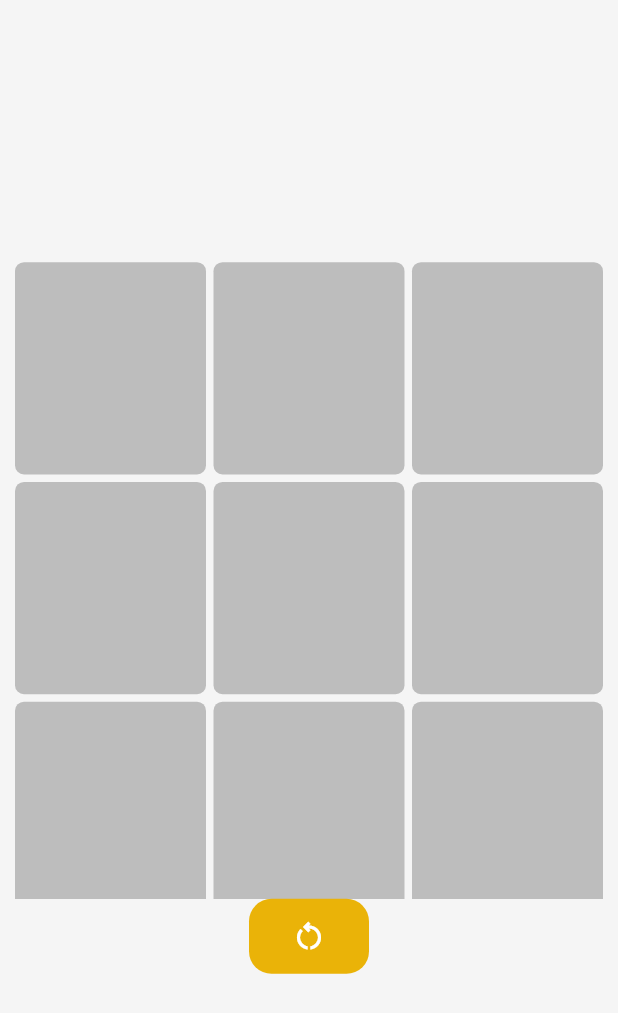
After one commit to Adiii1436/DevTools, a Flutter app: the MyGames screen opened directly, after a tap on "TicTacToe", on a phone screen of 412 x 824 dp. The commit adds this screen. Shown: the top 1013 px of the screen. Run offline on Flutter 3.47's test engine with Material 2 defaults, Android fonts, the phone set to English and light mode, and no system bars; our stand-ins replace cached_network_image, cloud_firestore, firebase_core, google_fonts, math_expressions, velocity_x and 1 more; missing offline and left inert: cloud_firestore_web, firebase_analytics_web, firebase_auth_web, firebase_core_web, firebase_database_web, horizontal_picker and 1 more; accounts and stored records are empty; network calls fail.

Commit message:
completed tictactoe

```diff
--- /dev/null
+++ b/lib/Pages/games_page/games_model.dart
@@ -0,0 +1,19 @@
+// ignore_for_file: public_member_api_docs, sort_constructors_first
+class GamesModel {
+  String gameName;
+  String img;
+
+  GamesModel({
+    required this.gameName,
+    required this.img,
+  });
+
+  static List<GamesModel> generateGames() {
+    return [
+      GamesModel(
+          gameName: 'TicTacToe',
+          img:
+              'https://img.freepik.com/free-vector/hands-holding-pencils-play-tic-tac-toe-people-drawing-crosses-noughts-simple-game-children-flat-vector-illustration-strategy-concept-banner-website-design-landing-web-page_74855-24786.jpg?w=740&t=st=1657036004~exp=1657036604~hmac=b6873b62aba269bf79983e9d1bfa0b7af45100bd5ca1c609cb40bf6f149cb3f6')
+    ];
+  }
+}
--- /dev/null
+++ b/lib/Pages/games_page/games_page.dart
@@ -0,0 +1,59 @@
+import 'package:cached_network_image/cached_network_image.dart';
+import 'package:devtools/Pages/games_page/games_model.dart';
+import 'package:devtools/Pages/games_page/tictactoe.dart';
+import 'package:flutter/material.dart';
+
+class MyGames extends StatelessWidget {
+  MyGames({Key? key}) : super(key: key);
+  final games = GamesModel.generateGames();
+
+  @override
+  Widget build(BuildContext context) {
+    return Scaffold(
+        body: SafeArea(
+      child: Container(
+          padding: const EdgeInsets.all(15),
+          child: GridView.builder(
+              itemCount: games.length,
+              physics: const BouncingScrollPhysics(),
+              gridDelegate: const SliverGridDelegateWithFixedCrossAxisCount(
+                  crossAxisCount: 2,
+                  mainAxisSpacing: 8,
+                  crossAxisSpacing: 8,
+                  childAspectRatio: 0.90 / 1),
+              itemBuilder: (context, index) {
+                // print(index);
+                return InkWell(
+                  onTap: () {
+                    if (games[index].gameName == 'TicTacToe') {
+                      Navigator.push(
+                          context,
+                          MaterialPageRoute(
+                              builder: (context) => const TicTacToePage()));
+                    }
+                  },
+                  child: Container(
+                    clipBehavior: Clip.antiAlias,
+                    decoration: BoxDecoration(
+                        color: Colors.grey[600],
+                        borderRadius: BorderRadius.circular(13)),
+                    child: Column(children: [
+                      CachedNetworkImage(
+                        imageUrl: games[index].img,
+                        fit: BoxFit.cover,
+                      ),
+                      const SizedBox(height: 5),
+                      Text(
+                        games[index].gameName,
+                        style: const TextStyle(
+                            fontSize: 20,
+                            fontWeight: FontWeight.bold,
+                            color: Colors.white),
+                      )
+                    ]),
+                  ),
+                );
+              })),
+    ));
+  }
+}
--- /dev/null
+++ b/lib/Pages/games_page/tictactoe.dart
@@ -0,0 +1,159 @@
+import 'package:devtools/widgets/hex_color.dart';
+import 'package:flutter/material.dart';
+import 'package:velocity_x/velocity_x.dart';
+
+class TicTacToePage extends StatefulWidget {
+  const TicTacToePage({Key? key}) : super(key: key);
+
+  @override
+  State<TicTacToePage> createState() => _TicTacToePageState();
+}
+
+class _TicTacToePageState extends State<TicTacToePage> {
+  String player1 = 'X';
+  String player2 = 'O';
+  String currentPlayer = 'X';
+  bool gameEnd = false;
+  List<String> inputs = ['', '', '', '', '', '', '', '', ''];
+  @override
+  Widget build(BuildContext context) {
+    return Scaffold(
+      body: SafeArea(
+        child: Center(
+          child: Container(
+            padding: const EdgeInsets.all(10),
+            width: MediaQuery.of(context).size.width,
+            height: MediaQuery.of(context).size.height * 0.6,
+            child: Column(
+              mainAxisAlignment: MainAxisAlignment.center,
+              children: [
+                Expanded(
+                  child: GridView.builder(
+                      itemCount: 9,
+                      gridDelegate:
+                          const SliverGridDelegateWithFixedCrossAxisCount(
+                              crossAxisCount: 3,
+                              mainAxisSpacing: 5,
+                              crossAxisSpacing: 5,
+                              childAspectRatio: 0.90 / 1),
+                      itemBuilder: (context, index) {
+                        return InkWell(
+                          onTap: () {
+                            setState(() {
+                              inputs[index] = currentPlayer;
+                              changePlayer();
+                              whoisWinner();
+                              checkForDraw();
+                            });
+                          },
+                          child: Container(
+                            decoration: BoxDecoration(
+                              borderRadius: BorderRadius.circular(6),
+                              color: inputs[index] == ''
+                                  ? Colors.grey[400]
+                                  : inputs[index] == 'X'
+                                      ? HexColor("#f4717f")
+                                      : HexColor("#6bc6a5"),
+                            ),
+                            child: Center(
+                                child: Text(
+                              inputs[index],
+                              style: const TextStyle(
+                                  fontSize: 30, fontWeight: FontWeight.bold),
+                            )),
+                          ),
+                        );
+                      }),
+                ),
+                InkWell(
+                  onTap: () {
+                    currentPlayer = 'X';
+                    gameEnd = false;
+                    inputs = ['', '', '', '', '', '', '', '', ''];
+                    setState(() {});
+                  },
+                  child: Container(
+                    decoration: BoxDecoration(
+                        borderRadius: BorderRadius.circular(15),
+                        color: Vx.yellow500),
+                    width: 80,
+                    height: 50,
+                    child: const Icon(
+                      Icons.restart_alt_outlined,
+                      color: Colors.white,
+                    ),
+                  ),
+                )
+              ],
+            ),
+          ),
+        ),
+      ),
+    );
+  }
+
+  changePlayer() {
+    if (currentPlayer == 'X') {
+      currentPlayer = player2;
+    } else {
+      currentPlayer = player1;
+    }
+  }
+
+  checkForDraw() {
+    if (gameEnd) {
+      return;
+    }
+    bool draw = true;
+    for (String pos in inputs) {
+      if (pos.isEmpty) {
+        draw = false;
+      }
+    }
+
+    if (draw) {
+      showGameOverMessage("It's a draw");
+      gameEnd = true;
+    }
+  }
+
+  whoisWinner() {
+    List<List<int>> positions = [
+      [0, 1, 2],
+      [3, 4, 5],
+      [6, 7, 8],
+      [0, 3, 6],
+      [1, 4, 7],
+      [2, 5, 8],
+      [0, 4, 8],
+      [2, 4, 6]
+    ];
+
+    for (List winningPos in positions) {
+      String position0 = inputs[winningPos[0]];
+      String position1 = inputs[winningPos[1]];
+      String position2 = inputs[winningPos[2]];
+
+      if (position0.isNotEmpty) {
+        if (position0 == position1 && position0 == position2) {
+          showGameOverMessage('$position1 won');
+          gameEnd = true;
+        }
+      }
+    }
+  }
+
+  showGameOverMessage(String message) {
+    ScaffoldMessenger.of(context).showSnackBar(
+      SnackBar(
+          elevation: 0.0,
+          duration: const Duration(seconds: 4),
+          backgroundColor: Vx.fuchsia400,
+          content: Text(
+            message,
+            textAlign: TextAlign.center,
+            style: const TextStyle(fontSize: 20, fontWeight: FontWeight.bold),
+          )),
+    );
+  }
+}
--- a/lib/Pages/home_page/home_list.dart
+++ b/lib/Pages/home_page/home_list.dart
@@ -1,5 +1,6 @@
 // ignore_for_file: public_member_api_docs, sort_constructors_first
 import 'package:devtools/Pages/calculator_page/calculator_page.dart';
+import 'package:devtools/Pages/games_page/games_page.dart';
 import 'package:devtools/Pages/news_page/news_page.dart';
 import 'package:devtools/Pages/notebook_page/notebook_page.dart';
 import 'package:devtools/Pages/todo_list_page/todo_list.dart';
@@ -59,6 +60,9 @@ class HomeList extends StatelessWidget {
                       context,
                       MaterialPageRoute(
                           builder: ((context) => const WeatherPage())));
+                } else if (items[index].title == 'Games') {
+                  Navigator.push(context,
+                      MaterialPageRoute(builder: ((context) => MyGames())));
                 }
               },
               child: HomeItems(items: items[index]));
```
